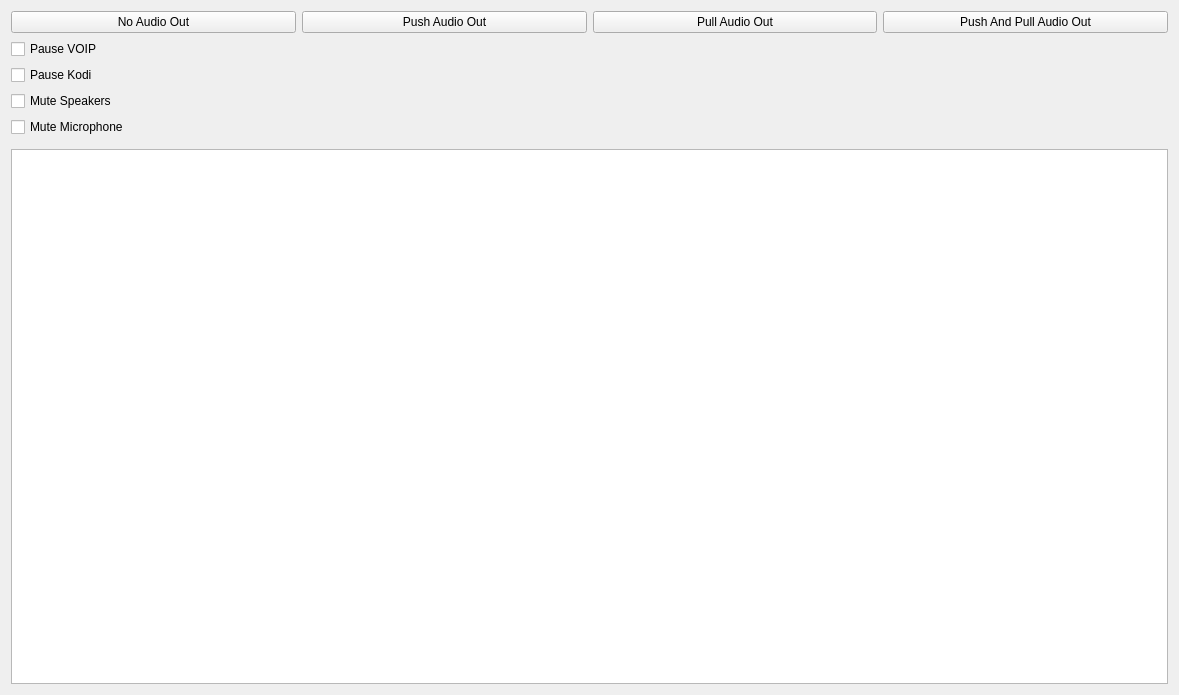
Before: the Qt Designer form SandboxApps/QtSoundTest/Forms/mainwindow.ui in brettrjones/gotvptop, drawn with Qt 5.
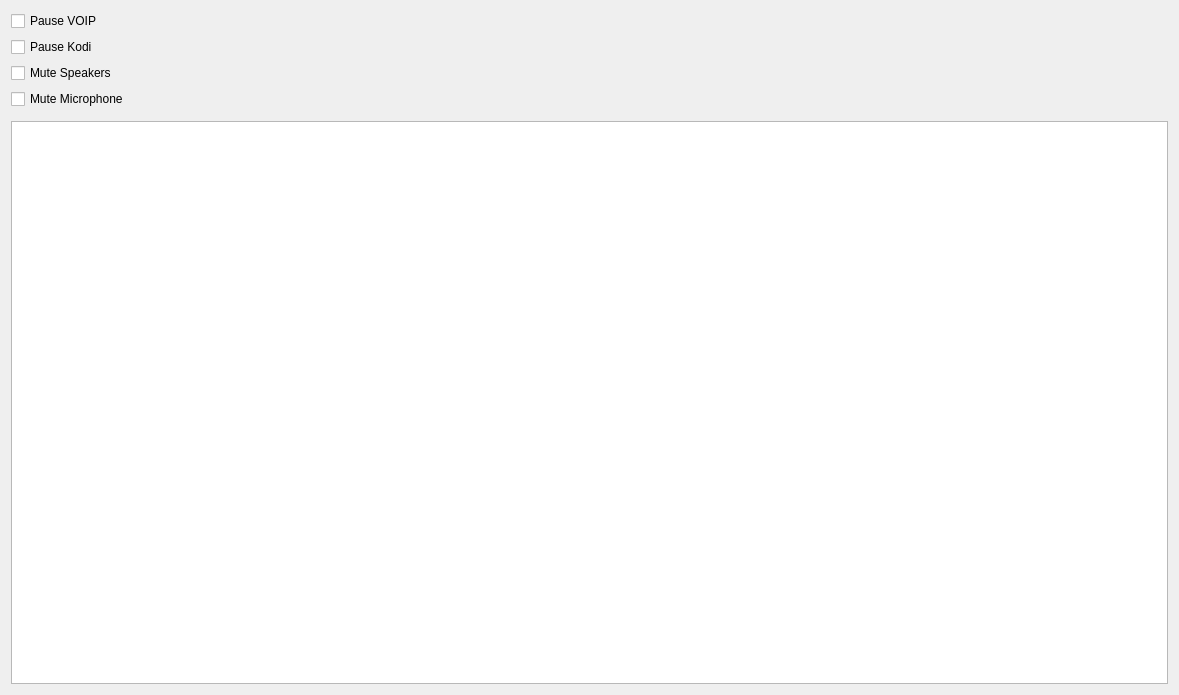
After: the same form once the commit is applied. Custom widgets are drawn as their Qt base class.

What changed in the file:
```diff
--- a/SandboxApps/QtSoundTest/Forms/mainwindow.ui
+++ b/SandboxApps/QtSoundTest/Forms/mainwindow.ui
@@ -16,36 +16,7 @@
   <widget class="QWidget" name="centralWidget">
    <layout class="QVBoxLayout" name="verticalLayout">
     <item>
-     <layout class="QHBoxLayout" name="horizontalLayout">
-      <item>
-       <widget class="QPushButton" name="m_AudioOutNoneButton">
-        <property name="text">
-         <string>No Audio Out</string>
-        </property>
-       </widget>
-      </item>
-      <item>
-       <widget class="QPushButton" name="m_PushAudioOutButton">
-        <property name="text">
-         <string>Push Audio Out</string>
-        </property>
-       </widget>
-      </item>
-      <item>
-       <widget class="QPushButton" name="m_PullAudioOutButton">
-        <property name="text">
-         <string>Pull Audio Out</string>
-        </property>
-       </widget>
-      </item>
-      <item>
-       <widget class="QPushButton" name="m_PushAndPullButton">
-        <property name="text">
-         <string>Push And Pull Audio Out</string>
-        </property>
-       </widget>
-      </item>
-     </layout>
+     <layout class="QHBoxLayout" name="horizontalLayout"/>
     </item>
     <item>
      <widget class="QCheckBox" name="m_PauseVoipCheckBox">
```
